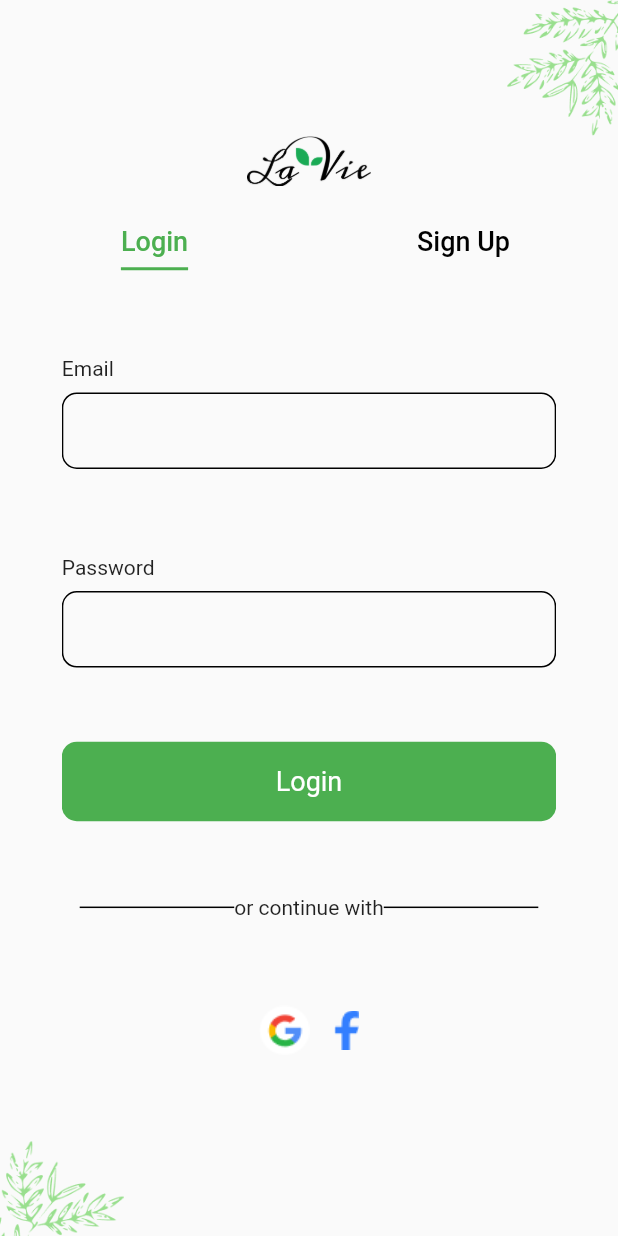
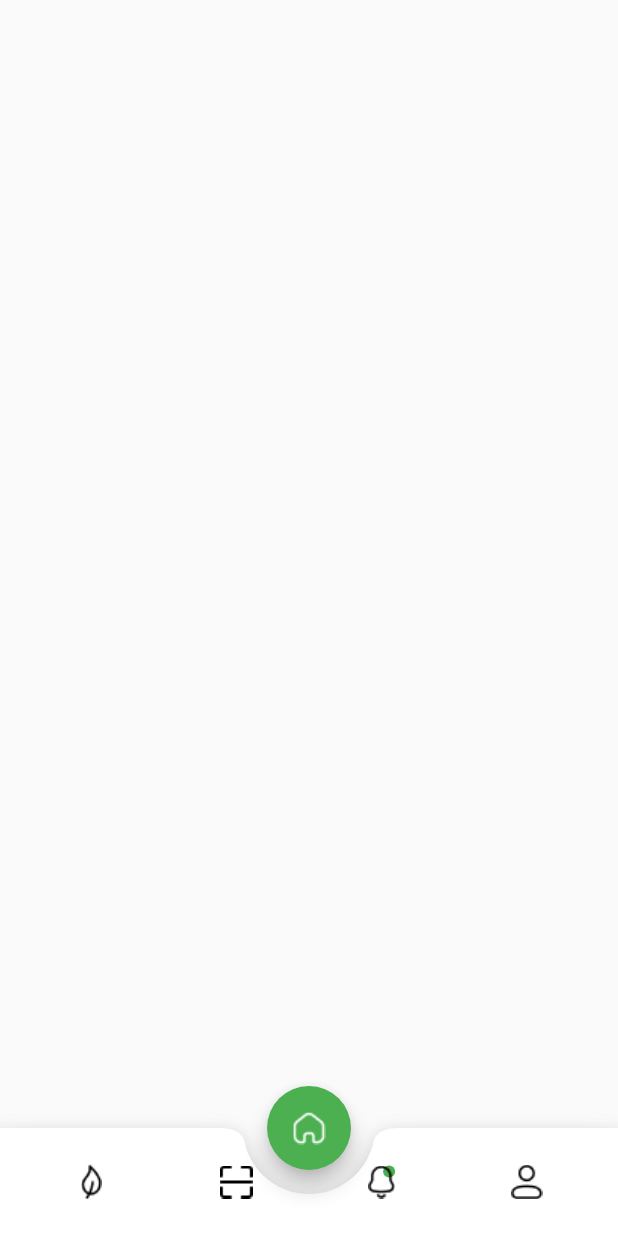
Before and after one commit to hassanProDev/LavaApp, a Flutter app: the screen it shows after launch, on a phone screen of 412 x 824 dp. Run offline on Flutter 3.47's test engine with Material 2 defaults, Android fonts, the phone set to English and light mode, and no system bars.

Commit message:
bottom bar navigation

```diff
--- a/lib/main.dart
+++ b/lib/main.dart
@@ -1,20 +1,22 @@
 import 'package:flutter/material.dart';
+import 'package:lava_app/view/home_screen/home_screen.dart';
 import 'package:lava_app/view/register_screen/register_screen.dart';
 
-
-void main(){
-
+void main() {
   runApp(MyApp());
 }
 
-
 class MyApp extends StatelessWidget {
-
   @override
   Widget build(BuildContext context) {
     return MaterialApp(
       debugShowCheckedModeBanner: false,
-        home: RegisterScreen(),
+      // home: RegisterScreen(),
+      initialRoute: HomeScreen.routeName,
+      routes: {
+        RegisterScreen.routeName: (_) => RegisterScreen(),
+        HomeScreen.routeName: (_) => HomeScreen(),
+      },
     );
   }
 }
--- /dev/null
+++ b/lib/view/home_screen/home_screen.dart
@@ -0,0 +1,76 @@
+import 'package:flutter/material.dart';
+class HomeScreen extends StatefulWidget {
+  static const String routeName = 'homeScreen';
+
+  @override
+  State<HomeScreen> createState() => _HomeScreenState();
+}
+
+class _HomeScreenState extends State<HomeScreen> {
+  @override
+  Widget build(BuildContext context) {
+    return SafeArea(
+      child: Scaffold(
+        // bottomNavigationBar: CurvedNavigationBar(items: []),
+        body: Row(
+          children: [],
+        ),
+        floatingActionButtonLocation: FloatingActionButtonLocation.centerDocked,
+        floatingActionButton: FloatingActionButton(
+          backgroundColor: Colors.green,
+          onPressed: () {},
+          child: Image.asset('assets/images/homeScreen/home.png'),
+        ),
+        bottomNavigationBar: BottomAppBar(
+          shape: CircularNotchedRectangle(),
+          notchMargin:16,
+          child: Row(
+            mainAxisAlignment: MainAxisAlignment.spaceEvenly,
+            children: [
+              Padding(
+                padding: const EdgeInsets.all(12.0),
+                child: IconButton(
+                  onPressed: () {},
+                  icon: Image.asset('assets/images/homeScreen/lava.png'),
+                ),
+              ),
+              Padding(
+                padding: const EdgeInsets.all(12.0),
+                child: IconButton(
+                  onPressed: () {},
+                  icon: Image.asset('assets/images/homeScreen/barcode.png'),
+                ),
+              ),
+              Padding(
+                padding: const EdgeInsets.all(12.0),
+                child: IconButton(
+                  onPressed: () {},
+                  icon: Stack(
+                    alignment: AlignmentDirectional.topEnd,
+                    children: [
+                      Container(
+                        width: 8,
+                        height: 8,
+                        decoration: BoxDecoration(
+                            borderRadius: BorderRadius.circular(30),
+                            color: Colors.green),
+                      ),
+                      Image.asset('assets/images/homeScreen/Bell.png'),
+                    ],
+                  ),
+                ),
+              ),
+              Padding(
+                padding: const EdgeInsets.all(12.0),
+                child: IconButton(
+                  onPressed: () {},
+                  icon: Image.asset('assets/images/homeScreen/person.png'),
+                ),
+              ),
+            ],
+          ),
+        ),
+      ),
+    );
+  }
+}
--- a/lib/view/register_screen/customise/btn_icon.dart
+++ b/lib/view/register_screen/customise/btn_icon.dart
@@ -2,14 +2,15 @@ import 'package:flutter/material.dart';
 
 class CustomBtnIcon extends StatelessWidget {
   String? imgName;
+  Function? onTab;
 
-  CustomBtnIcon({@required this.imgName});
+  CustomBtnIcon({@required this.imgName,this.onTab});
 
   @override
   Widget build(BuildContext context) {
     return InkWell(
       onTap: (){
-
+        onTab!();
       },
       child: Container(
         padding: EdgeInsets.all(8),
--- a/lib/view/register_screen/register_screen.dart
+++ b/lib/view/register_screen/register_screen.dart
@@ -3,13 +3,13 @@ import 'package:lava_app/view/register_screen/login_screen.dart';
 import 'package:lava_app/view/register_screen/signup_screen.dart';
 
 class RegisterScreen extends StatefulWidget {
+  static const String routeName = 'registerScreen';
+
   @override
   State<RegisterScreen> createState() => _RegisterScreenState();
 }
 
 class _RegisterScreenState extends State<RegisterScreen> {
-  List<Widget> buttons = [];
-
   @override
   Widget build(BuildContext context) {
     return SafeArea(
@@ -28,7 +28,7 @@ class _RegisterScreenState extends State<RegisterScreen> {
               ),
               Image.asset(
                 'assets/images/register/lavaLogo.png',
-                  width: MediaQuery.of(context).size.width * 0.2,
+                width: MediaQuery.of(context).size.width * 0.25,
               ),
               TabBar(
                 unselectedLabelColor: Colors.black,
@@ -43,7 +43,7 @@ class _RegisterScreenState extends State<RegisterScreen> {
               ),
               Expanded(
                   child: Container(
-                      width: MediaQuery.of(context).size.width*0.8,
+                width: MediaQuery.of(context).size.width * 0.8,
                 child: TabBarView(
                   children: [
                     LoginScreen(),
@@ -59,7 +59,8 @@ class _RegisterScreenState extends State<RegisterScreen> {
                 ),
               ),
             ],
-            )),
+          ),
+        ),
       ),
     );
   }
--- a/pubspec.yaml
+++ b/pubspec.yaml
@@ -34,6 +34,7 @@ dependencies:
   # The following adds the Cupertino Icons font to your application.
   # Use with the CupertinoIcons class for iOS style icons.
   cupertino_icons: ^1.0.2
+  curved_navigation_bar: ^1.0.3
 
 dev_dependencies:
   flutter_test:
@@ -64,7 +65,7 @@ flutter:
   #   - images/a_dot_ham.jpeg
   assets:
     - assets/images/register/
-
+    - assets/images/homeScreen/
   # An image asset can refer to one or more resolution-specific "variants", see
   # https://flutter.dev/assets-and-images/#resolution-aware
 
```
Also changed, not shown: lib/view/component/custom_button.dart (+14 -2 lines), lib/view/register_screen/login_screen.dart (+9 -3 lines), lib/view/register_screen/signup_screen.dart (+9 -2 lines), lib/view/tabs/tabs.dart (added, +8 -0 lines), assets/images/homeScreen/Bell.png (added), assets/images/homeScreen/barcode.png (added), assets/images/homeScreen/home.png (added), assets/images/homeScreen/lava.png (added), assets/images/homeScreen/person.png (added). Lines whose indentation alone changed are shown as unchanged.
